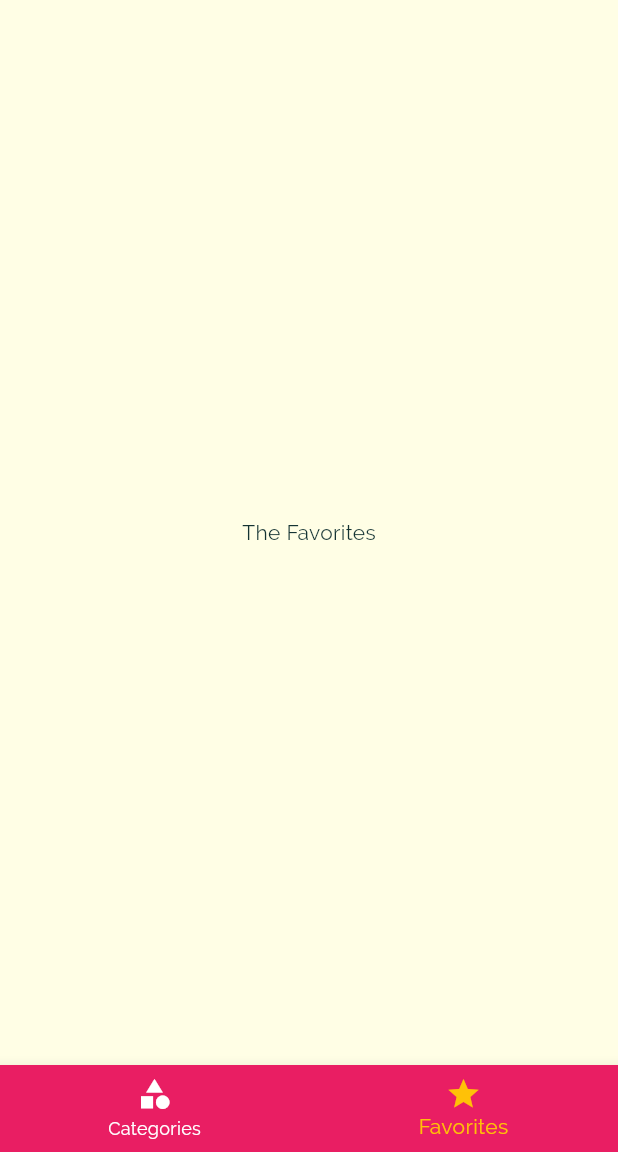
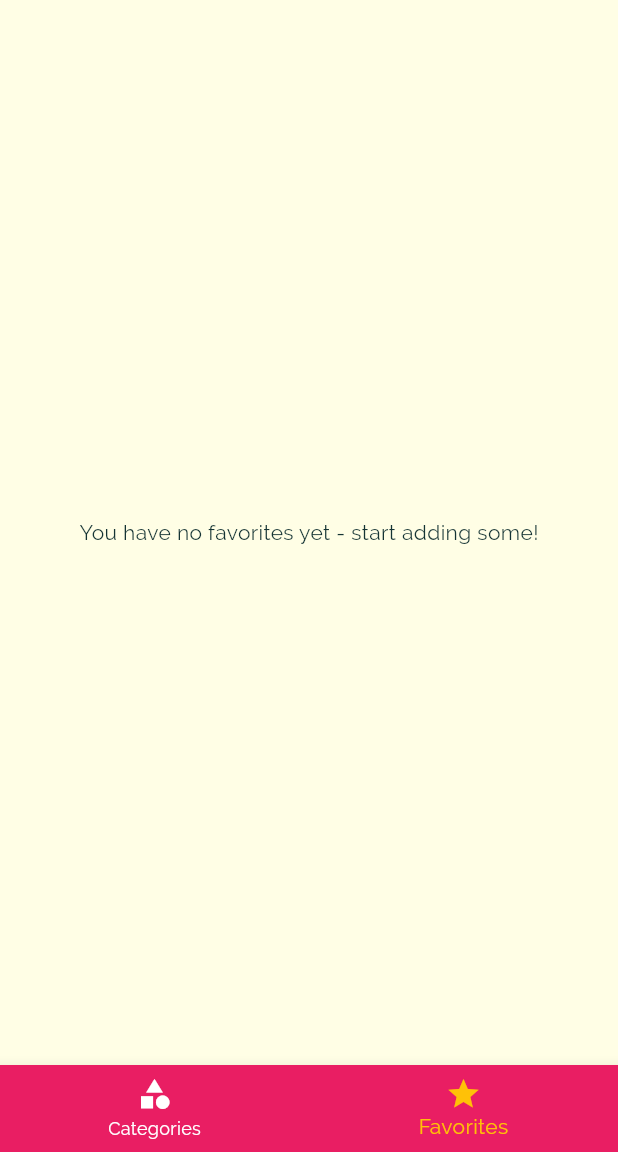
Before and after one commit to romanfarooq/Flutter-and-Dart-course, a Flutter app: the screen it shows after launch, item 2 of the bottom bar chosen, on a phone screen of 412 x 824 dp, the part 84-1236 px from its top. Run offline on Flutter 3.47's test engine with Material 3 defaults, Android fonts, the phone set to English and light mode, and no system bars.

Commit message:
completed deli meals app

```diff
--- a/deli_meals/lib/main.dart
+++ b/deli_meals/lib/main.dart
@@ -32,6 +32,7 @@ class _MyAppState extends State<MyApp> {
     'vegetarian': false,
   };
 
+  final List<Meal> _favoriteMeals = [];
   List<Meal> _availableMeals = dummyMeals;
 
   void _updateFilters(Map<String, bool> newFilters) {
@@ -54,6 +55,25 @@ class _MyAppState extends State<MyApp> {
         return true;
       }).toList();
     });
+  }
+
+  void _toggleFavorite(String mealId) {
+    final existingIndex =
+        _favoriteMeals.indexWhere((meal) => meal.id == mealId);
+
+    if (existingIndex >= 0) {
+      setState(() {
+        _favoriteMeals.removeAt(existingIndex);
+      });
+    } else {
+      setState(() {
+        _favoriteMeals.add(dummyMeals.firstWhere((meal) => meal.id == mealId));
+      });
+    }
+  }
+
+  bool _isMealFavorite(String id) {
+    return _favoriteMeals.any((meal) => meal.id == id);
   }
 
   @override
@@ -87,8 +107,11 @@ class _MyAppState extends State<MyApp> {
         useMaterial3: true,
       ),
       routes: {
-        '/': (ctx) => const TabsScreen(),
-        MealDetailScreen.routeName: (ctx) => const MealDetailScreen(),
+        '/': (ctx) => TabsScreen(favoriteMeals: _favoriteMeals),
+        MealDetailScreen.routeName: (ctx) => MealDetailScreen(
+              toggleFavorite: _toggleFavorite,
+              isFavorite: _isMealFavorite,
+            ),
         CategoryMealsScreen.routeName: (ctx) => CategoryMealsScreen(
               availableMeals: _availableMeals,
             ),
@@ -99,7 +122,7 @@ class _MyAppState extends State<MyApp> {
       },
       onUnknownRoute: (settings) {
         return MaterialPageRoute(
-          builder: (ctx) => const TabsScreen(),
+          builder: (ctx) => TabsScreen(favoriteMeals: _favoriteMeals),
         );
       },
     );
--- a/deli_meals/lib/screens/favorites_screen.dart
+++ b/deli_meals/lib/screens/favorites_screen.dart
@@ -1,12 +1,33 @@
 import 'package:flutter/material.dart';
 
+import '../models/meal.dart';
+import '../widgets/meal_item.dart';
+
 class FavoritesScreen extends StatelessWidget {
-  const FavoritesScreen({super.key});
+  const FavoritesScreen({super.key, required this.favoriteMeals});
+
+  final List<Meal> favoriteMeals;
 
   @override
   Widget build(BuildContext context) {
-    return const Center(
-      child: Text('The Favorites'),
-    );
+    if (favoriteMeals.isEmpty) {
+      return const Center(
+        child: Text('You have no favorites yet - start adding some!'),
+      );
+    } else {
+      return ListView.builder(
+        itemBuilder: (ctx, index) {
+          return MealItem(
+            id: favoriteMeals[index].id,
+            title: favoriteMeals[index].title,
+            imageUrl: favoriteMeals[index].imageUrl,
+            duration: favoriteMeals[index].duration,
+            complexity: favoriteMeals[index].complexity,
+            affordability: favoriteMeals[index].affordability,
+          );
+        },
+        itemCount: favoriteMeals.length,
+      );
+    }
   }
 }
--- a/deli_meals/lib/screens/tabs_screen.dart
+++ b/deli_meals/lib/screens/tabs_screen.dart
@@ -1,23 +1,38 @@
 import 'package:flutter/material.dart';
 
+import '../models/meal.dart';
 import '../widgets/main_drawer.dart';
 import './categories_screen.dart';
 import './favorites_screen.dart';
 
 class TabsScreen extends StatefulWidget {
-  const TabsScreen({super.key});
+  const TabsScreen({super.key, required this.favoriteMeals});
+
+  final List<Meal> favoriteMeals;
 
   @override
   State<TabsScreen> createState() => _TabsScreenState();
 }
 
 class _TabsScreenState extends State<TabsScreen> {
-  final List<Map<String, Object>> _pages = [
-    {'page': const CategoriesScreen(), 'title': 'Categories'},
-    {'page': const FavoritesScreen(), 'title': 'Your Favorites'},
-  ];
+  List<Map<String, Object>>? _pages;
 
   int _selectedPageIndex = 0;
+
+  @override
+  void initState() {
+    _pages = [
+      {
+        'page': const CategoriesScreen(),
+        'title': 'Categories',
+      },
+      {
+        'page': FavoritesScreen(favoriteMeals: widget.favoriteMeals),
+        'title': 'Your Favorites',
+      },
+    ];
+    super.initState();
+  }
 
   void _selectPage(int index) {
     setState(() {
@@ -29,10 +44,10 @@ class _TabsScreenState extends State<TabsScreen> {
   Widget build(BuildContext context) {
     return Scaffold(
       appBar: AppBar(
-        title: Text(_pages[_selectedPageIndex]['title'] as String),
+        title: Text(_pages![_selectedPageIndex]['title'] as String),
       ),
       drawer: const MainDrawer(),
-      body: _pages[_selectedPageIndex]['page'] as Widget,
+      body: _pages![_selectedPageIndex]['page'] as Widget,
       bottomNavigationBar: BottomNavigationBar(
         onTap: _selectPage,
         backgroundColor: Theme.of(context).primaryColor,
```
Also changed, not shown: deli_meals/lib/screens/meal_detail_screen.dart (+17 -2 lines).
